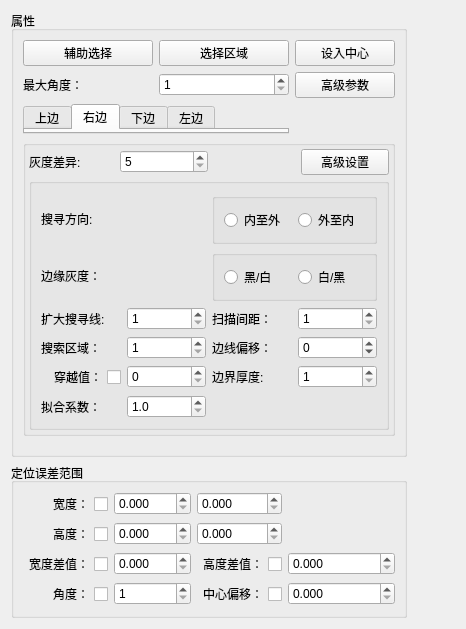
Old version of the form edgeLocation/edgeLocationWdg.ui in the repository qzcv/chipsort-test.
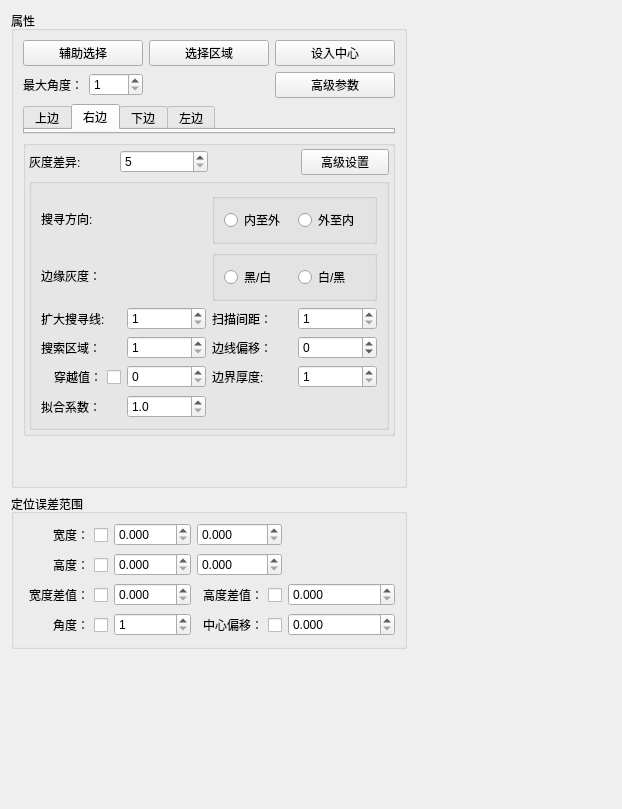
New version of the form. The open tabs and pages were chosen to show the change.

Patch:
```diff
--- a/edgeLocation/edgeLocationWdg.ui
+++ b/edgeLocation/edgeLocationWdg.ui
@@ -6,8 +6,8 @@
    <rect>
     <x>0</x>
     <y>0</y>
-    <width>466</width>
-    <height>629</height>
+    <width>622</width>
+    <height>809</height>
    </rect>
   </property>
   <property name="windowTitle">
@@ -44,7 +44,7 @@
        <widget class="QPushButton" name="bt_setOrigin">
         <property name="maximumSize">
          <size>
-          <width>100</width>
+          <width>16777215</width>
           <height>16777215</height>
          </size>
         </property>
@@ -53,7 +53,7 @@
         </property>
        </widget>
       </item>
-      <item row="1" column="0" colspan="2">
+      <item row="1" column="0">
        <layout class="QHBoxLayout" name="horizontalLayout_11">
         <item>
          <widget class="QLabel" name="label">
@@ -84,64 +84,46 @@
         </property>
        </widget>
       </item>
-      <item row="2" column="0" colspan="2">
-       <layout class="QHBoxLayout" name="horizontalLayout_2">
-        <property name="leftMargin">
-         <number>0</number>
+      <item row="2" column="0" colspan="3">
+       <widget class="QTabWidget" name="tabWidget">
+        <property name="minimumSize">
+         <size>
+          <width>0</width>
+          <height>30</height>
+         </size>
         </property>
-        <property name="topMargin">
-         <number>0</number>
+        <property name="maximumSize">
+         <size>
+          <width>16777215</width>
+          <height>30</height>
+         </size>
         </property>
-        <property name="rightMargin">
-         <number>0</number>
+        <property name="currentIndex">
+         <number>2</number>
         </property>
-        <property name="bottomMargin">
-         <number>0</number>
-        </property>
-        <item>
-         <widget class="QTabWidget" name="tabWidget">
-          <property name="minimumSize">
-           <size>
-            <width>0</width>
-            <height>30</height>
-           </size>
-          </property>
-          <property name="maximumSize">
-           <size>
-            <width>16777215</width>
-            <height>30</height>
-           </size>
-          </property>
-          <property name="currentIndex">
-           <number>0</number>
-          </property>
-          <widget class="QWidget" name="tab">
-           <attribute name="title">
-            <string>上边</string>
-           </attribute>
-           <layout class="QGridLayout" name="gridLayout_9"/>
-          </widget>
-          <widget class="QWidget" name="tab_2">
-           <attribute name="title">
-            <string>右边</string>
-           </attribute>
-           <layout class="QGridLayout" name="gridLayout_8"/>
-          </widget>
-          <widget class="QWidget" name="tab_3">
-           <attribute name="title">
-            <string>下边</string>
-           </attribute>
-           <layout class="QGridLayout" name="gridLayout_6"/>
-          </widget>
-          <widget class="QWidget" name="tab_4">
-           <attribute name="title">
-            <string>左边</string>
-           </attribute>
-           <layout class="QGridLayout" name="gridLayout_5"/>
-          </widget>
-         </widget>
-        </item>
-       </layout>
+        <widget class="QWidget" name="tab">
+         <attribute name="title">
+          <string>上边</string>
+         </attribute>
+         <layout class="QGridLayout" name="gridLayout_9"/>
+        </widget>
+        <widget class="QWidget" name="tab_2">
+         <attribute name="title">
+          <string>右边</string>
+         </attribute>
+        </widget>
+        <widget class="QWidget" name="tab_3">
+         <attribute name="title">
+          <string>下边</string>
+         </attribute>
+         <layout class="QGridLayout" name="gridLayout_6"/>
+        </widget>
+        <widget class="QWidget" name="tab_4">
+         <attribute name="title">
+          <string>左边</string>
+         </attribute>
+        </widget>
+       </widget>
       </item>
       <item row="3" column="0" colspan="3">
        <widget class="QGroupBox" name="groupBox_2">
```
Left out of the diff: 498 changed lines with no effect on the pictures.
